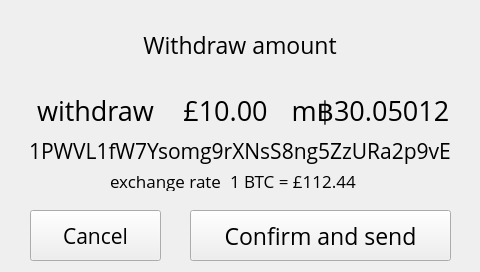
First picture: the form in xbterminal/gui/ui.ui, repository alexykot/xbterminal-firmware, before the edit.
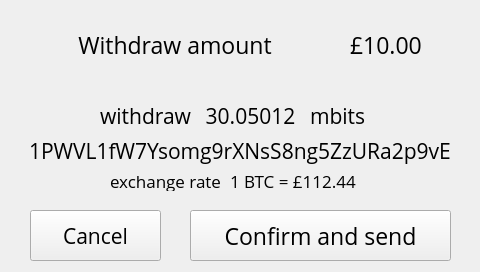
Second picture: the form after the edit. The open tabs and pages were chosen to show the change.

Commit message: Update withdraw_confirm screen

What changed in the file:
```diff
--- a/xbterminal/gui/ui.ui
+++ b/xbterminal/gui/ui.ui
@@ -1446,23 +1446,23 @@
     <widget class="QLabel" name="wconfirm_withdraw_lbl">
      <property name="geometry">
       <rect>
-       <x>30</x>
-       <y>90</y>
-       <width>131</width>
-       <height>41</height>
+       <x>50</x>
+       <y>100</y>
+       <width>141</width>
+       <height>31</height>
       </rect>
      </property>
      <property name="font">
       <font>
        <family>Open Sans</family>
-       <pointsize>20</pointsize>
+       <pointsize>16</pointsize>
       </font>
      </property>
      <property name="text">
       <string>withdraw</string>
      </property>
      <property name="alignment">
-      <set>Qt::AlignCenter</set>
+      <set>Qt::AlignRight|Qt::AlignTrailing|Qt::AlignVCenter</set>
      </property>
     </widget>
     <widget class="QLabel" name="wconfirm_address_lbl">
@@ -1509,42 +1509,42 @@
     <widget class="QLabel" name="wconfirm_fiat_amount_lbl">
      <property name="geometry">
       <rect>
-       <x>170</x>
-       <y>90</y>
-       <width>111</width>
-       <height>41</height>
+       <x>350</x>
+       <y>0</y>
+       <width>130</width>
+       <height>90</height>
       </rect>
      </property>
      <property name="font">
       <font>
        <family>Open Sans</family>
-       <pointsize>20</pointsize>
+       <pointsize>17</pointsize>
       </font>
      </property>
      <property name="text">
       <string>£10.00</string>
      </property>
      <property name="alignment">
-      <set>Qt::AlignCenter</set>
+      <set>Qt::AlignLeading|Qt::AlignLeft|Qt::AlignVCenter</set>
      </property>
     </widget>
     <widget class="QLabel" name="wconfirm_btc_amount_lbl">
      <property name="geometry">
       <rect>
-       <x>280</x>
-       <y>90</y>
-       <width>181</width>
-       <height>41</height>
+       <x>190</x>
+       <y>100</y>
+       <width>121</width>
+       <height>31</height>
       </rect>
      </property>
      <property name="font">
       <font>
        <family>Open Sans</family>
-       <pointsize>20</pointsize>
+       <pointsize>16</pointsize>
       </font>
      </property>
      <property name="text">
-      <string>m฿30.05012</string>
+      <string>30.05012</string>
      </property>
      <property name="alignment">
       <set>Qt::AlignCenter</set>
@@ -1615,7 +1615,7 @@
       <rect>
        <x>0</x>
        <y>0</y>
-       <width>480</width>
+       <width>350</width>
        <height>90</height>
       </rect>
      </property>
@@ -1636,6 +1636,28 @@
       <set>Qt::AlignCenter</set>
      </property>
     </widget>
+    <widget class="QLabel" name="wconfirm_btc2_lbl">
+     <property name="geometry">
+      <rect>
+       <x>310</x>
+       <y>100</y>
+       <width>121</width>
+       <height>31</height>
+      </rect>
+     </property>
+     <property name="font">
+      <font>
+       <family>Open Sans</family>
+       <pointsize>16</pointsize>
+      </font>
+     </property>
+     <property name="text">
+      <string>mbits</string>
+     </property>
+     <property name="alignment">
+      <set>Qt::AlignLeading|Qt::AlignLeft|Qt::AlignVCenter</set>
+     </property>
+    </widget>
    </widget>
    <widget class="QWidget" name="withdraw_success_scrn">
     <widget class="QLabel" name="wsuccess_btc1_lbl">
```
Left out of the diff: 2 changed lines with no effect on the pictures. The commit also changes 2 other files.
